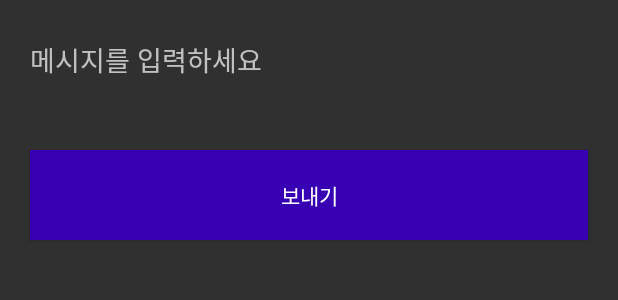
After one commit to sprisao/meteor, an Android app: the layout custom_dialog.xml on its own in the app's theme, with its tools: preview values and no code run, on a phone screen of 412 x 824 dp. The commit adds this screen. Shown: the top 300 px of the screen. Run offline under Robolectric (Android 15) with nearby library versions, the phone set to English and light mode, and no system bars.

Commit message:
메세지 보내기 다이얼로그 화면 구현

```diff
--- a/app/src/main/java/com/example/tinder_test/message/MyLikeListActivity.kt
+++ b/app/src/main/java/com/example/tinder_test/message/MyLikeListActivity.kt
@@ -3,8 +3,11 @@ package com.example.tinder_test.message
 import android.annotation.SuppressLint
 import android.os.Bundle
 import android.util.Log
+import android.view.LayoutInflater
+import android.widget.Button
 import android.widget.ListView
 import android.widget.Toast
+import androidx.appcompat.app.AlertDialog
 import androidx.appcompat.app.AppCompatActivity
 import com.example.tinder_test.R
 import com.example.tinder_test.auth.UserDataModel
@@ -85,7 +88,7 @@ class MyLikeListActivity : AppCompatActivity() {
                 Log.d(TAG, otherUid)
                 Log.e(TAG, dataSnapshot.toString())
 
-               // 상대방의 좋아요가 비어있다? -> ㅂㅅ
+                // 상대방의 좋아요가 비어있다? -> ㅂㅅ
                 if (dataSnapshot.children.count() == 0) {
                     Toast.makeText(this@MyLikeListActivity, "Like leer", Toast.LENGTH_LONG)
                         .show()
@@ -93,15 +96,17 @@ class MyLikeListActivity : AppCompatActivity() {
                     for (dataModel in dataSnapshot.children) {
 
                         val likeUserkey = dataModel.key.toString()
-                        // 서로 좋아요 한 경우
                         if (likeUserkey.equals(uid)) {
+                            // 서로 좋아요 한 경우
+                            showDialog()
                             Toast.makeText(
                                 this@MyLikeListActivity,
                                 "This is a match",
                                 Toast.LENGTH_LONG
                             ).show()
-                        // 상대가 좋아요 하지 않은 경우
+
                         } else {
+                            // 상대가 좋아요 하지 않은 경우
                             Toast.makeText(
                                 this@MyLikeListActivity,
                                 "Not a Matched",
@@ -188,4 +193,20 @@ class MyLikeListActivity : AppCompatActivity() {
                 Log.e(TAG, e.toString())
             }
         }
+
+    // Dialog
+    private fun showDialog() {
+        val mDialogView = LayoutInflater.from(this).inflate(R.layout.custom_dialog, null)
+        val mBuilder = AlertDialog.Builder(this).setView(mDialogView).setTitle("메세지 보내기")
+
+       val mAlertDialog =  mBuilder.show()
+
+        val btn = mAlertDialog.findViewById<Button>(R.id.sendBtn)
+
+        btn?.setOnClickListener{
+            mAlertDialog.dismiss()
+        }
+
+    }
+
 }
--- /dev/null
+++ b/app/src/main/res/layout/custom_dialog.xml
@@ -0,0 +1,25 @@
+<?xml version="1.0" encoding="utf-8"?>
+<LinearLayout xmlns:android="http://schemas.android.com/apk/res/android"
+	android:layout_width="match_parent"
+	android:layout_height="match_parent"
+	android:orientation="vertical">
+
+
+	<EditText
+		android:id="@+id/sendTextArea"
+		android:layout_width="match_parent"
+		android:layout_margin="20dp"
+		android:background="@android:color/transparent"
+		android:hint="메시지를 입력하세요"
+		android:layout_height="40dp" />
+
+	<Button
+		android:text="보내기"
+		android:id="@+id/sendBtn"
+		android:textColor="@color/white"
+		android:layout_width="match_parent"
+		android:background="@color/purple_700"
+		android:layout_height="60dp"
+		android:layout_margin="20dp" />
+
+</LinearLayout>
```
